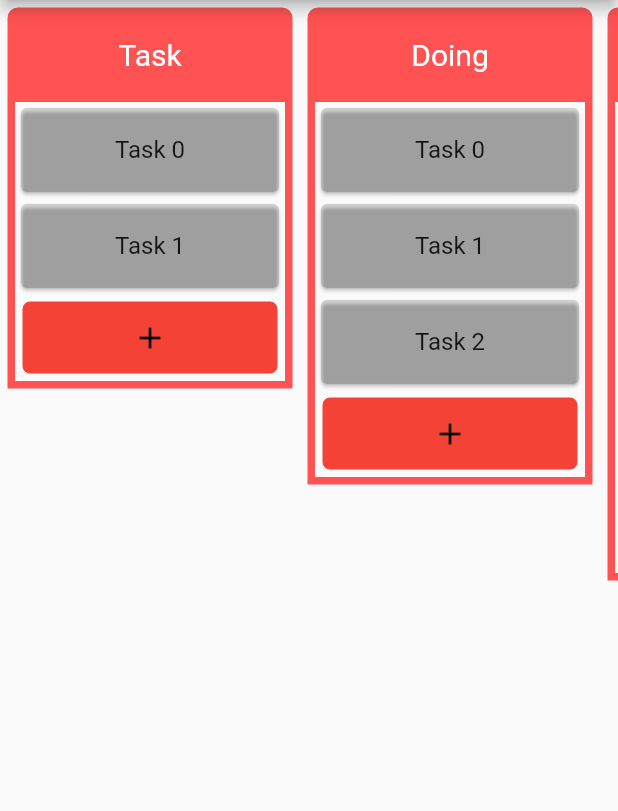
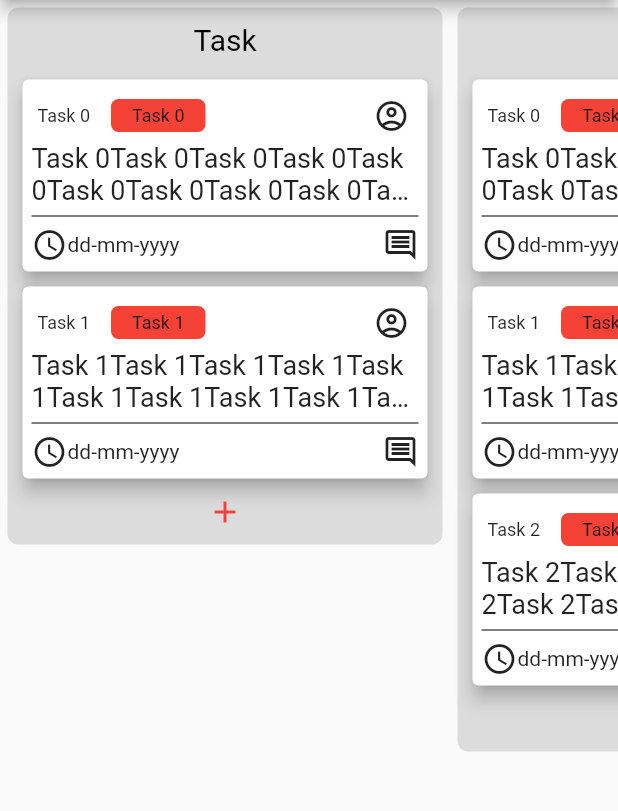
Before and after one commit to HoangNg97/drag-and-drop-flutter, a Flutter app: the DragAndDrop screen opened directly, on a phone screen of 412 x 824 dp, the part 84-895 px from its top. Run offline on Flutter 3.47's test engine with Material 2 defaults, Android fonts, the phone set to English and light mode, and no system bars; our stand-ins replace cloud_firestore, firebase_core, firebase_messaging, flutter_local_notifications, fluttertoast; accounts and stored records are empty.

Commit message:
finish custom lib

```diff
--- a/dndmodule/lib/drag_and_drop_list.dart
+++ b/dndmodule/lib/drag_and_drop_list.dart
@@ -1,10 +1,11 @@
+import 'package:flutter/material.dart';
+import 'package:flutter/widgets.dart';
+
 import 'drag_and_drop_builder_parameters.dart';
 import 'drag_and_drop_item.dart';
 import 'drag_and_drop_item_target.dart';
 import 'drag_and_drop_item_wrapper.dart';
 import 'drag_and_drop_list_interface.dart';
-import 'package:flutter/material.dart';
-import 'package:flutter/widgets.dart';
 
 class DragAndDropList implements DragAndDropListInterface {
   /// The widget that is displayed at the top of the list.
@@ -65,9 +66,9 @@ class DragAndDropList implements DragAndDropListInterface {
   @override
   Widget generateWidget(DragAndDropBuilderParameters params) {
     var contents = <Widget>[];
-    if (header != null) {
-      contents.add(Flexible(child: header!));
-    }
+    // if (header != null) {
+    //   contents.add(Flexible(child: header!));
+    // }
     Widget intrinsicHeight = IntrinsicHeight(
       child: Row(
         mainAxisAlignment: horizontalAlignment,
@@ -93,8 +94,23 @@ class DragAndDropList implements DragAndDropListInterface {
     if (footer != null) {
       contents.add(Flexible(child: footer!));
     }
-
-    return Container(
+    //start here
+    var boardItem = <Widget>[];
+    if (header != null) {
+      boardItem.add(
+        SizedBox(
+          width: params.axis == Axis.vertical
+              ? double.infinity
+              : params.listWidth - params.listPadding!.horizontal,
+          child: header!,
+        ),
+      );
+    }
+    boardItem.add(
+      Flexible(
+        fit: FlexFit.loose,
+        child: SingleChildScrollView(
+          child: Container(
             width: params.axis == Axis.vertical
                 ? double.infinity
                 : params.listWidth - params.listPadding!.horizontal,
@@ -104,6 +120,13 @@ class DragAndDropList implements DragAndDropListInterface {
               crossAxisAlignment: verticalAlignment,
               children: contents,
             ),
+          ),
+        ),
+      ),
+    );
+    return Column(
+      mainAxisSize: MainAxisSize.min,
+      children: boardItem,
     );
   }
 
@@ -139,9 +162,10 @@ class DragAndDropList implements DragAndDropListInterface {
             ),
       ));
       contents.add(
+        //start here
         Expanded(
           child: SingleChildScrollView(
-            physics: NeverScrollableScrollPhysics(),
+            physics: BouncingScrollPhysics(),
             child: Column(
               crossAxisAlignment: verticalAlignment,
               mainAxisSize: MainAxisSize.max,
--- a/dndmodule/lib/drag_and_drop_list_wrapper.dart
+++ b/dndmodule/lib/drag_and_drop_list_wrapper.dart
@@ -1,17 +1,20 @@
+import 'package:flutter/material.dart';
+import 'package:flutter/rendering.dart';
+import 'package:flutter/widgets.dart';
+
 import 'drag_and_drop_builder_parameters.dart';
 import 'drag_and_drop_list_interface.dart';
 import 'drag_handle.dart';
 import 'measure_size.dart';
-import 'package:flutter/material.dart';
-import 'package:flutter/rendering.dart';
-import 'package:flutter/widgets.dart';
 
 class DragAndDropListWrapper extends StatefulWidget {
   final DragAndDropListInterface dragAndDropList;
   final DragAndDropBuilderParameters parameters;
 
-  DragAndDropListWrapper(
-      {required this.dragAndDropList, required this.parameters, Key? key})
+  const DragAndDropListWrapper(
+      {required this.dragAndDropList,
+      required this.parameters,
+      Key? key})
       : super(key: key);
 
   @override
@@ -33,8 +36,7 @@ class _DragAndDropListWrapper extends State<DragAndDropListWrapper>
 
   @override
   Widget build(BuildContext context) {
-    Widget dragAndDropListContents =
-        widget.dragAndDropList.generateWidget(widget.parameters);
+    Widget dragAndDropListContents = widget.dragAndDropList.generateWidget(widget.parameters);
 
     Widget draggable;
     if (widget.dragAndDropList.canDrag) {
@@ -210,14 +212,15 @@ class _DragAndDropListWrapper extends State<DragAndDropListWrapper>
         child: stack,
       );
     }
-    if (widget.parameters.axis == Axis.horizontal &&
-        !widget.parameters.disableScrolling) {
-      toReturn = SingleChildScrollView(
-        child: Container(
-          child: toReturn,
-        ),
-      );
-    }
+    //start here
+    // if (widget.parameters.axis == Axis.horizontal &&
+    //     !widget.parameters.disableScrolling) {
+    //   toReturn = SingleChildScrollView(
+    //     child: Container(
+    //       child: toReturn,
+    //     ),
+    //   );
+    // }
 
     return toReturn;
   }
--- a/lib/drag_and_drop.dart
+++ b/lib/drag_and_drop.dart
@@ -4,6 +4,7 @@ import 'package:flutter/material.dart';
 
 class DragAndDrop extends StatefulWidget {
   const DragAndDrop({Key? key}) : super(key: key);
+  static const double boardWidth = 300;
 
   @override
   State<StatefulWidget> createState() => DragAndDropState();
@@ -38,8 +39,8 @@ class DragAndDropState extends State<DragAndDrop> {
         scrollController: ScrollController(),
         axis: Axis.horizontal,
         listPadding: const EdgeInsets.all(5.0),
-        listWidth: 200,
-        listDraggingWidth: 200,
+        listWidth: DragAndDrop.boardWidth,
+        listDraggingWidth: DragAndDrop.boardWidth,
         onListReorder: (int oldListIndex, int newListIndex) {
           setState(() {
             var movedList = boards.removeAt(oldListIndex);
@@ -62,58 +63,123 @@ class DragAndDropState extends State<DragAndDrop> {
   }
 
   buildBoard(String name, List<DragAndDropItem> tasks) => DragAndDropList(
+        decoration: const BoxDecoration(
+          color: Colors.black12,
+          borderRadius: BorderRadius.vertical(
+            bottom: Radius.circular(7),
+          ),
+        ),
         children: tasks,
         header: Container(
-        width: 200,
+          width: DragAndDrop.boardWidth,
           decoration: const BoxDecoration(
               borderRadius: BorderRadius.vertical(
                 top: Radius.circular(7),
               ),
-            color: Colors.redAccent),
-        padding: const EdgeInsets.all(20),
+              color: Colors.black12),
+          padding: const EdgeInsets.all(10),
           child: Text(
             name,
             textAlign: TextAlign.center,
             style: const TextStyle(
-            color: Colors.white,
+              color: Colors.black,
               fontSize: 20,
             ),
           ),
         ),
         leftSide: const VerticalDivider(
-        color: Colors.redAccent,
+          color: Colors.transparent,
           width: 5,
           thickness: 5,
         ),
         rightSide: const VerticalDivider(
-        color: Colors.redAccent,
+          color: Colors.transparent,
           width: 5,
           thickness: 5,
         ),
         footer: Container(
-        color: Colors.redAccent,
+          color: Colors.transparent,
           height: 5,
         ),
         lastTarget: Container(
+          color: Colors.transparent,
           margin: const EdgeInsets.all(5),
-        decoration: BoxDecoration(
-          color: Colors.red,
-          borderRadius: BorderRadiusDirectional.circular(5),
-        ),
           alignment: AlignmentDirectional.center,
           child: buildAddButton(name),
-      ));
+        ),
+      );
 
   buildItem(String item) => DragAndDropItem(
         child: Card(
-          color: Colors.black12,
-          child: ListTile(
-            title: Text(
+          elevation: 5,
+          margin: const EdgeInsets.all(5),
+          child: Container(
+            padding: const EdgeInsets.all(6),
+            child: Column(
+              children: [
+                Row(
+                  mainAxisAlignment: MainAxisAlignment.spaceBetween,
+                  children: [
+                    Row(
+                      children: [
+                        customTitleTask(item),
+                        Container(
+                          padding: const EdgeInsets.fromLTRB(10, 0, 10, 0),
+                          margin: const EdgeInsets.only(left: 10),
+                          decoration: BoxDecoration(
+                              color: Colors.red,
+                              borderRadius:
+                                  BorderRadiusDirectional.circular(5)),
+                          child: customTitleTask(item),
+                        ),
+                      ],
+                    ),
+                    Container(
+                      padding: const EdgeInsets.all(6),
+                      child: const Icon(Icons.account_circle_outlined),
+                    ),
+                  ],
+                ),
+                Text(
+                  item +
+                      item +
+                      item +
+                      item +
+                      item +
+                      item +
+                      item +
+                      item +
+                      item +
+                      item +
                       item,
-              textAlign: TextAlign.center,
-              style: const TextStyle(
-                fontSize: 16,
+                  style: const TextStyle(fontSize: 18),
+                  maxLines: 2,
+                  overflow: TextOverflow.ellipsis,
                 ),
+                Container(
+                  margin: const EdgeInsets.fromLTRB(0, 6, 0, 6),
+                  child: const Divider(
+                    height: 2,
+                    color: Colors.black,
+                  ),
+                ),
+                Row(
+                  mainAxisAlignment: MainAxisAlignment.spaceBetween,
+                  children: [
+                    Row(
+                      children: const [
+                        Icon(Icons.access_time),
+                        Text('dd-mm-yyyy'),
+                      ],
+                    ),
+                    Row(
+                      children: const [
+                        Icon(Icons.comment_outlined),
+                      ],
+                    ),
+                  ],
+                ),
+              ],
             ),
           ),
         ),
@@ -124,9 +190,22 @@ class DragAndDropState extends State<DragAndDrop> {
         (index) => buildItem('Task $index'),
       );
 
+  customTitleTask(String text) => Container(
+        margin: const EdgeInsets.all(4),
+        // padding: EdgeInsets.only(left: 5),
+        child: Text(
+          text,
+          style: const TextStyle(
+            fontSize: 12,
+          ),
+        ),
+      );
+
   buildAddButton(String board) => IconButton(
+        constraints: const BoxConstraints(),
+        padding: EdgeInsets.zero,
         icon: const Icon(Icons.add),
-        color: Colors.black,
+        color: Colors.red,
         onPressed: () {
           setState(() {
             late List<DragAndDropItem> children;
--- a/lib/main.dart
+++ b/lib/main.dart
@@ -8,7 +8,7 @@ import 'package:flutter/material.dart';
 Future<void> main() async {
   WidgetsFlutterBinding.ensureInitialized();
   await Firebase.initializeApp();
-  runApp(const MaterialApp(home: Demo()));
+  runApp(const MaterialApp(home: DragAndDrop()));
 }
 
 class Demo extends StatelessWidget {
```
Lines whose indentation alone changed are shown as unchanged.
